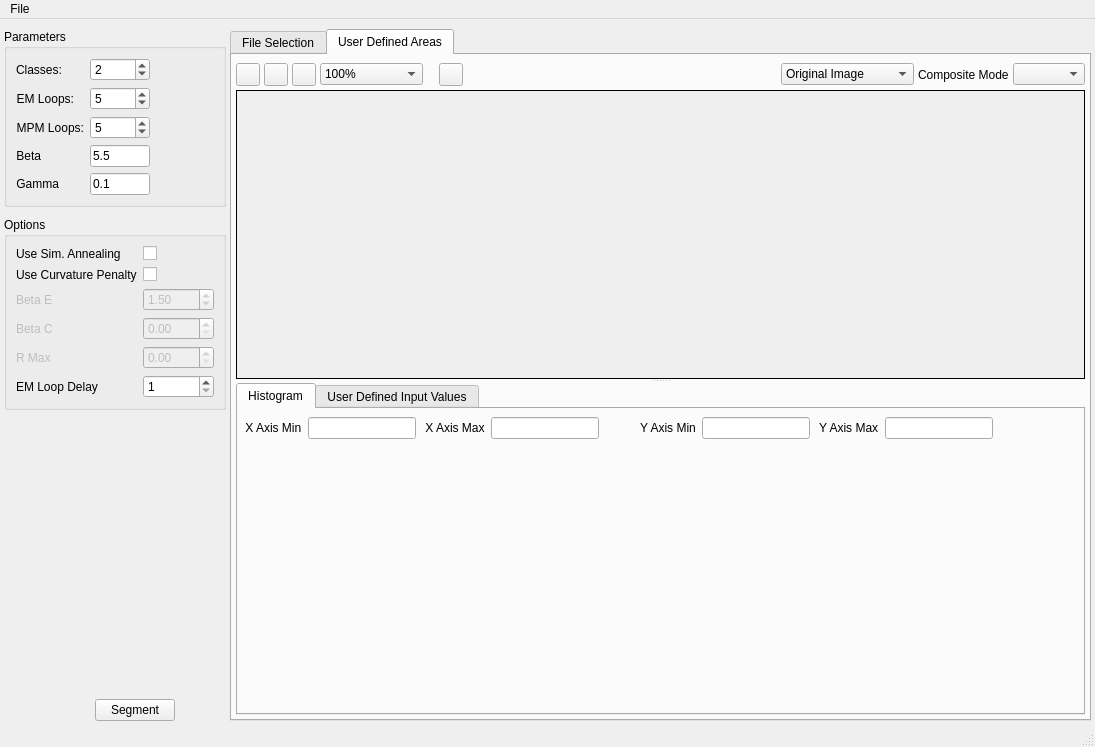
Above: Code/EmMpmGui/UI_Files/EmMpmGui.ui from BlueQuartzSoftware/EMMPMWorkbench before the change. Below: the same form after it.
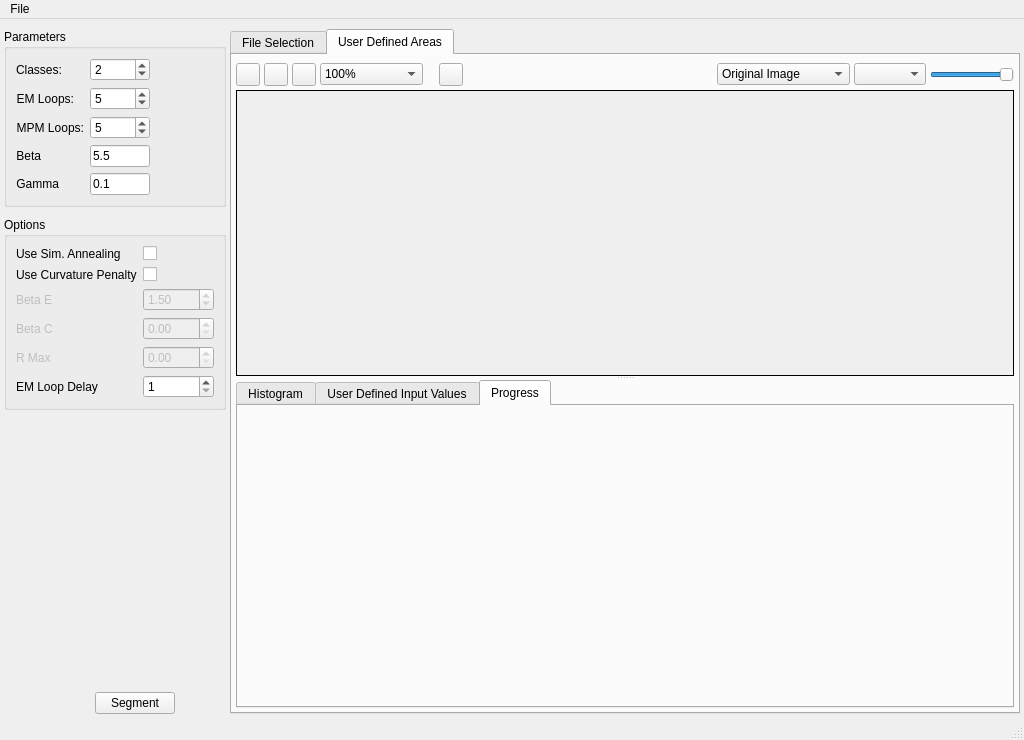
That is the form after the change. The open tabs and pages were chosen to show the change. Icons and pictures are not drawn. Custom widgets are drawn as their Qt base class.

Commit message: Adding Transparency to the composited segmented/original image by allowing the user to set the transparency level. Adding ability to directly edit some of the cells in the User Initialization table. Moving from a modal Dialog to show progress to a QWidget embedded in the user interface.

Diff of the .ui file:
```diff
--- a/Code/EmMpmGui/UI_Files/EmMpmGui.ui
+++ b/Code/EmMpmGui/UI_Files/EmMpmGui.ui
@@ -6,8 +6,8 @@
    <rect>
     <x>0</x>
     <y>0</y>
-    <width>1095</width>
-    <height>747</height>
+    <width>1024</width>
+    <height>740</height>
    </rect>
   </property>
   <property name="sizePolicy">
@@ -1031,16 +1031,22 @@
               </item>
              </widget>
             </item>
-            <item>
-             <widget class="QLabel" name="label">
-              <property name="text">
-               <string>Composite Mode</string>
-              </property>
-             </widget>
-            </item>
             <item>
              <widget class="QComboBox" name="compositeModeCB"/>
             </item>
+            <item>
+             <widget class="QSlider" name="transparency">
+              <property name="maximum">
+               <number>255</number>
+              </property>
+              <property name="value">
+               <number>255</number>
+              </property>
+              <property name="orientation">
+               <enum>Qt::Horizontal</enum>
+              </property>
+             </widget>
+            </item>
            </layout>
           </item>
          </layout>
@@ -1072,7 +1078,7 @@
            <property name="midLineWidth">
             <number>1</number>
            </property>
-           <layout class="QVBoxLayout" name="verticalLayout_2">
+           <layout class="QHBoxLayout" name="horizontalLayout_4">
             <property name="spacing">
              <number>0</number>
             </property>
@@ -1340,6 +1346,16 @@
              </item>
             </layout>
            </widget>
+           <widget class="QWidget" name="tab_5">
+            <attribute name="title">
+             <string>Progress</string>
+            </attribute>
+            <layout class="QVBoxLayout" name="verticalLayout_2">
+             <item>
+              <widget class="ProcessQueueDialog" name="m_QueueDialog" native="true"/>
+             </item>
+            </layout>
+           </widget>
           </widget>
          </widget>
         </item>
@@ -1354,7 +1370,7 @@
     <rect>
      <x>0</x>
      <y>0</y>
-     <width>1095</width>
+     <width>1024</width>
      <height>22</height>
     </rect>
    </property>
@@ -1442,6 +1458,12 @@
    <header location="global">EMMPMGraphicsView.h</header>
    <container>1</container>
   </customwidget>
+  <customwidget>
+   <class>ProcessQueueDialog</class>
+   <extends>QWidget</extends>
+   <header location="global">ProcessQueueDialog.h</header>
+   <container>1</container>
+  </customwidget>
  </customwidgets>
  <tabstops>
   <tabstop>m_NumClasses</tabstop>
```
The commit also changes 11 other files.
